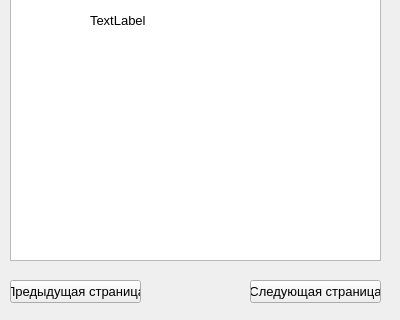
This is tweetssearch.ui in unix-admin/ita_cource as Qt 5 draws it before an edit; both pictures show x 0 to 400 and y 270 to 590 of the 400 by 590 pixel window. The edited form follows.
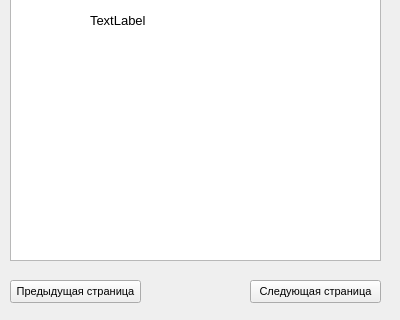
This is the edited form.

Diff of the .ui file:
```diff
--- a/tweetssearch.ui
+++ b/tweetssearch.ui
@@ -68,6 +68,11 @@
      <height>23</height>
     </rect>
    </property>
+   <property name="font">
+    <font>
+     <pointsize>8</pointsize>
+    </font>
+   </property>
    <property name="text">
     <string>Предыдущая страница</string>
    </property>
@@ -81,6 +86,11 @@
      <height>23</height>
     </rect>
    </property>
+   <property name="font">
+    <font>
+     <pointsize>8</pointsize>
+    </font>
+   </property>
    <property name="text">
     <string>Следующая страница</string>
    </property>
```
